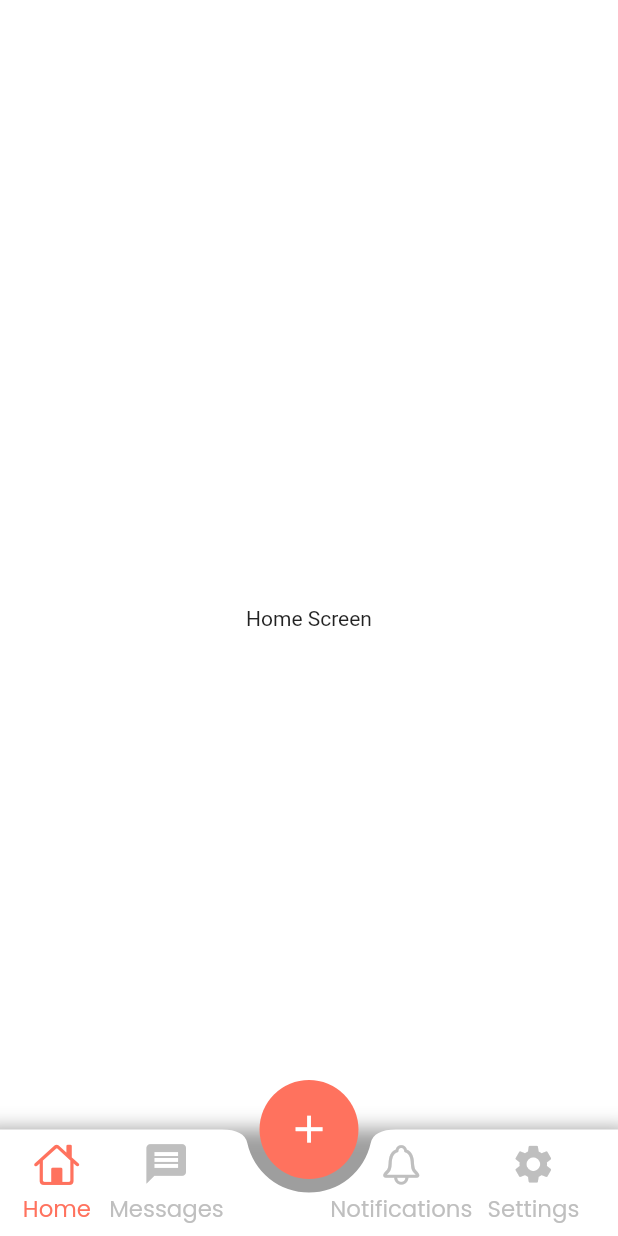
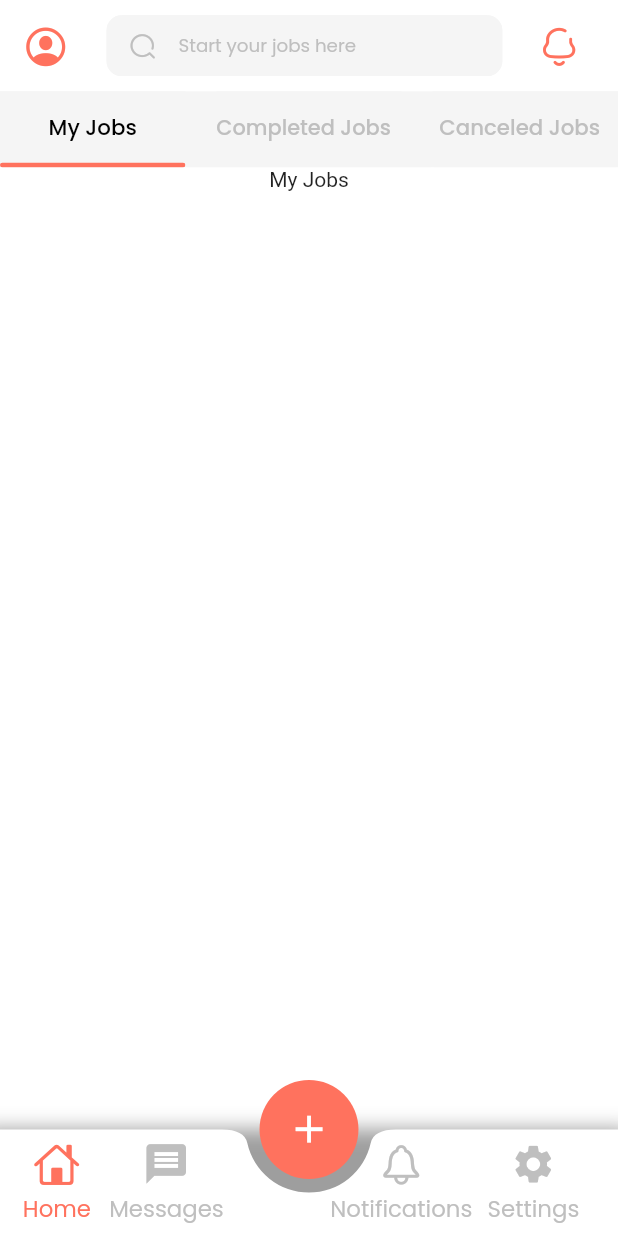
Before and after one commit to alihadi5125/jobfind, a Flutter app: the JobPosterDashboard screen opened directly, on a phone screen of 412 x 824 dp. Run offline on Flutter 3.47's test engine with Material 2 defaults, Android fonts, the phone set to English and light mode, and no system bars; our stand-ins replace badges, bloc, flutter_bloc, flutter_screenutil, google_fonts, smooth_page_indicator.

Commit message:
26-June-2022(Job Poster Dashboard Home Tab PageView Done)

```diff
--- a/lib/constant_components/app_properties.dart
+++ b/lib/constant_components/app_properties.dart
@@ -30,4 +30,9 @@ class AppProperties {
   //job poster dashboard controller
   static PageController jobPosterDashboardSelectedPage =
   PageController(initialPage: 0);
+  static PageController jobPosterDashboardHomePageViewController =
+  PageController(initialPage: 0);
+  static TextEditingController jobPosterSearchTextFieldController =
+  TextEditingController();
+
 }
--- a/lib/constant_components/app_strings.dart
+++ b/lib/constant_components/app_strings.dart
@@ -47,6 +47,10 @@ class AppStrings {
   static const String jobPosterSecondText = 'Messages';
   static const String jobPosterThirdText = 'Notifications';
   static const String jobPosterFourthText = 'Settings';
+  static const String jobPosterFifthText = 'Start your jobs here';
+  static const String jobPosterSixthText = 'My Jobs';
+  static const String jobPosterSeventhText = 'Completed Jobs  ';
+  static const String jobPosterEighthText = 'Canceled Jobs  ';
 
 
 }
--- a/lib/constant_components/app_textstyles.dart
+++ b/lib/constant_components/app_textstyles.dart
@@ -40,19 +40,37 @@ final authenticationHintTextStyle = GoogleFonts.poppins(
 
 final textFieldStyle = GoogleFonts.poppins(
   color: AppColors.introductionTitleTextColor,
-  fontSize: 20.sp,
+  fontSize: 14.sp,
 );
 
 final textFieldHintTextStyle = GoogleFonts.poppins(
-  fontSize: 15.sp,
+  fontSize: 14.sp,
   fontWeight: FontWeight.normal,
   color: AppColors.authenticationHintTextColor,
+);
+
+final searchHintTextTextStyle = GoogleFonts.poppins(
+  fontSize: 12.sp,
+  fontWeight: FontWeight.normal,
+  color: AppColors.dividerColor,
 );
 
 final loginOrTextStyle = GoogleFonts.poppins(
   fontSize: 15.sp,
   fontWeight: FontWeight.normal,
   color: Colors.grey.shade500,
+);
+
+final jobPosterHomeTabPageViewFirstTextTextStyle = GoogleFonts.poppins(
+  fontSize: 14.sp,
+  fontWeight: FontWeight.w500,
+  color: AppColors.black,
+);
+
+final jobPosterHomeTabPageViewSecondTextTextStyle = GoogleFonts.poppins(
+  fontSize: 14.sp,
+  fontWeight: FontWeight.w500,
+  color: AppColors.dividerColor,
 );
 
 final forgotPassSubtitleTextStyle = GoogleFonts.poppins(
--- /dev/null
+++ b/lib/constant_components/custom_search_textfield.dart
@@ -0,0 +1,65 @@
+import 'package:flutter/material.dart';
+import 'package:flutter_bloc/flutter_bloc.dart';
+import 'package:flutter_screenutil/flutter_screenutil.dart';
+import 'package:google_fonts/google_fonts.dart';
+import 'package:jobfind/authentication/controllers/cubits/login_secure_password_cubit.dart';
+import 'package:jobfind/authentication/controllers/cubits/signup_secure_password_enter_cubit.dart';
+import 'package:jobfind/constant_components/app_colors.dart';
+import 'package:jobfind/constant_components/app_textstyles.dart';
+
+class CustomSearchTextField extends StatefulWidget {
+  final IconData? prefixIcon;
+  final TextEditingController? controller;
+  final String? hintText;
+
+  const CustomSearchTextField({
+    super.key,
+    required this.prefixIcon,
+    required this.controller,
+    required this.hintText,
+  });
+
+  @override
+  State<CustomSearchTextField> createState() => _CustomSearchTextFieldState();
+}
+
+class _CustomSearchTextFieldState extends State<CustomSearchTextField> {
+  @override
+  Widget build(BuildContext context) {
+    return Padding(
+      padding: EdgeInsets.symmetric(vertical: 10.sp),
+      child: TextFormField(
+        controller: widget.controller,
+        style: textFieldStyle,
+        cursorColor: AppColors.introductionTitleTextColor,
+        decoration: InputDecoration(
+          enabledBorder: OutlineInputBorder(
+            borderSide: BorderSide(
+              color: Colors.grey.shade100,
+              width: 1.sp,
+            ),
+            borderRadius: BorderRadius.circular(10.sp),
+          ),
+          focusedBorder:  OutlineInputBorder(
+            borderSide: BorderSide(
+              color: Colors.grey.shade100,
+              width: 1.sp,
+            ),
+            borderRadius: BorderRadius.circular(10.sp),
+          ),
+          filled: true,
+          fillColor: Colors.grey.shade100,
+          hintText: widget.hintText,
+          hintStyle: searchHintTextTextStyle,
+          prefixIcon: Icon(
+            widget.prefixIcon,
+            color: AppColors.dividerColor,
+            size: 16.0.sp,
+          ),
+          contentPadding: EdgeInsets.only(bottom: 0.sp),
+        ),
+        //obscureText: true,
+      ),
+    );
+  }
+}
--- /dev/null
+++ b/lib/job_poster/conrollers/cubits/home_tab_pageview_cubit.dart
@@ -0,0 +1,8 @@
+import 'package:bloc/bloc.dart';
+
+class HomeTabPageviewCubit extends Cubit<int> {
+  HomeTabPageviewCubit(int initialState) : super(0);
+  setIndex({required pageIndex}){
+    emit(pageIndex);
+  }
+}
--- /dev/null
+++ b/lib/job_poster/views/screens/home/canceled_jobs_tab.dart
@@ -0,0 +1,23 @@
+import 'package:flutter/material.dart';
+import 'package:flutter_screenutil/flutter_screenutil.dart';
+
+class CanceledJobsTab extends StatelessWidget {
+  const CanceledJobsTab({Key? key}) : super(key: key);
+
+  @override
+  Widget build(BuildContext context) {
+    return SizedBox(
+      width: 1.sw,
+      child: ScrollConfiguration(
+        behavior: const ScrollBehavior().copyWith(overscroll: false),
+        child: ListView(
+          shrinkWrap: true,
+          padding: EdgeInsets.only(bottom: 250.sp),
+          children: [
+            //Write your code it is scrollable
+          ],
+        ),
+      ),
+    );
+  }
+}
--- /dev/null
+++ b/lib/job_poster/views/screens/home/completed_jobs_tab.dart
@@ -0,0 +1,26 @@
+
+
+import 'package:flutter/material.dart';
+import 'package:flutter_screenutil/flutter_screenutil.dart';
+
+class CompletedJobsTab extends StatelessWidget {
+  const CompletedJobsTab({Key? key}) : super(key: key);
+
+  @override
+  Widget build(BuildContext context) {
+    return  SizedBox(
+      width: 1.sw,
+      child: ScrollConfiguration(
+        behavior: const ScrollBehavior()
+            .copyWith(overscroll: false),
+        child: ListView(
+          shrinkWrap: true,
+          padding: EdgeInsets.only(bottom: 250.sp),
+          children: [
+            //Write your code it is scrollable
+          ],
+        ),
+      ),
+    );
+  }
+}
--- /dev/null
+++ b/lib/job_poster/views/screens/home/home_screen.dart
@@ -0,0 +1,250 @@
+import 'package:badges/badges.dart';
+import 'package:flutter/cupertino.dart';
+import 'package:flutter/material.dart';
+import 'package:flutter_bloc/flutter_bloc.dart';
+import 'package:flutter_screenutil/flutter_screenutil.dart';
+import 'package:jobfind/constant_components/app_colors.dart';
+import 'package:jobfind/constant_components/app_icons.dart';
+import 'package:jobfind/constant_components/app_properties.dart';
+import 'package:jobfind/constant_components/app_strings.dart';
+import 'package:jobfind/constant_components/app_textstyles.dart';
+import 'package:jobfind/constant_components/custom_search_textfield.dart';
+import 'package:jobfind/job_poster/conrollers/cubits/home_tab_pageview_cubit.dart';
+import 'package:jobfind/job_poster/views/screens/home/canceled_jobs_tab.dart';
+import 'package:jobfind/job_poster/views/screens/home/completed_jobs_tab.dart';
+import 'package:jobfind/job_poster/views/screens/home/my_jobs_tab.dart';
+
+class JobPosterHomeScreen extends StatelessWidget {
+  const JobPosterHomeScreen({Key? key}) : super(key: key);
+
+  @override
+  Widget build(BuildContext context) {
+    return SafeArea(
+      child: Scaffold(
+        extendBody: true,
+        backgroundColor: AppColors.white,
+        body: BlocBuilder<HomeTabPageviewCubit, int>(
+          builder: (context, state) {
+            return Container(
+              height: 1.sh,
+              width: 1.sw,
+              color: AppColors.white,
+              child: ScrollConfiguration(
+                behavior: const ScrollBehavior().copyWith(overscroll: false),
+                child: ListView(
+                  physics: const NeverScrollableScrollPhysics(),
+                  children: [
+                    Container(
+                      height: 60.sp,
+                      width: 1.sw,
+                      color: AppColors.white,
+                      child: ListView(
+                        padding: EdgeInsets.symmetric(horizontal: 15.sp),
+                        shrinkWrap: true,
+                        scrollDirection: Axis.horizontal,
+                        physics: const NeverScrollableScrollPhysics(),
+                        children: [
+                          Icon(
+                            CupertinoIcons.profile_circled,
+                            color: AppColors.themeRed,
+                            size: 30.sp,
+                          ),
+                          SizedBox(
+                            width: 25.sp,
+                          ),
+                          SizedBox(
+                            width: 260.sp,
+                            child: CustomSearchTextField(
+                              controller:
+                              AppProperties.jobPosterSearchTextFieldController,
+                              hintText: AppStrings.jobPosterFifthText,
+                              prefixIcon: AppIcons.search,
+                            ),
+                          ),
+                          SizedBox(
+                            width: 25.sp,
+                          ),
+                          Icon(
+                            AppIcons.notification,
+                            color: AppColors.themeRed,
+                            size: 25.sp,
+                          ),
+                        ],
+                      ),
+                    ),
+                    Container(
+                      height: 50.sp,
+                      width: 1.sw,
+                      color: Colors.grey.shade100,
+                      child: ListView(
+                        shrinkWrap: true,
+                        padding: EdgeInsets.zero,
+                        scrollDirection: Axis.horizontal,
+                        children: [
+                          InkWell(
+                            highlightColor: Colors.transparent,
+                            splashColor: Colors.transparent,
+                            onTap: (){
+                              context
+                                  .read<HomeTabPageviewCubit>()
+                                  .setIndex(pageIndex: 0);
+                              AppProperties.jobPosterDashboardHomePageViewController
+                                  .animateToPage(
+                                0,
+                                duration: const Duration(
+                                  milliseconds: 1,
+                                ),
+                                curve: Curves.easeInOut,
+                              );
+                            },
+                            child: Column(
+                              children: [
+                                Expanded(
+                                  flex: 15,
+                                  child: Container(
+                                    width: 0.3.sw, //0.4.sw
+                                    color: Colors.grey.shade100,
+                                    alignment: Alignment.center,
+                                    child: FittedBox(
+                                      child: Text(
+                                        AppStrings.jobPosterSixthText,
+                                        style:state == 0 ?  jobPosterHomeTabPageViewFirstTextTextStyle : jobPosterHomeTabPageViewSecondTextTextStyle,
+                                      ),
+                                    ),
+                                  ),
+                                ),
+                                Expanded(
+                                  flex: 1,
+                                  child: Container(
+                                    width: 0.3.sw, //0.4.sw
+                                    decoration: BoxDecoration(
+                                      color: state == 0 ?  AppColors.themeRed : Colors.grey.shade100,
+                                      borderRadius: BorderRadius.circular(10.sp),
+                                    ),
+                                  ),
+                                ),
+                              ],
+                            ),
+                          ),
+                          InkWell(
+                            highlightColor: Colors.transparent,
+                            splashColor: Colors.transparent,
+                            onTap: (){
+                              context
+                                  .read<HomeTabPageviewCubit>()
+                                  .setIndex(pageIndex: 1);
+                              AppProperties.jobPosterDashboardHomePageViewController
+                                  .animateToPage(
+                                1,
+                                duration: const Duration(
+                                  milliseconds: 1,
+                                ),
+                                curve: Curves.easeInOut,
+                              );
+                            },
+                            child: Column(
+                              children: [
+                                Expanded(
+                                  flex: 15,
+                                  child: Container(
+                                    width: 0.3.sw, //0.4.sw
+                                    color: Colors.grey.shade100,
+                                    alignment: Alignment.center,
+                                    child: FittedBox(
+                                      child: Text(
+                                        AppStrings.jobPosterSeventhText,
+                                        style:state == 1 ?  jobPosterHomeTabPageViewFirstTextTextStyle : jobPosterHomeTabPageViewSecondTextTextStyle,
+                                      ),
+                                    ),
+                                  ),
+                                ),
+                                Expanded(
+                                  flex: 1,
+                                  child: Container(
+                                    width: 0.4.sw,
+                                    decoration: BoxDecoration(
+                                      color: state == 1 ?  AppColors.themeRed : Colors.grey.shade100,
+                                      borderRadius: BorderRadius.circular(10.sp),
+                                    ),
+                                  ),
+                                ),
+                              ],
+                            ),
+                          ),
+                          InkWell(
+                            highlightColor: Colors.transparent,
+                            splashColor: Colors.transparent,
+                            onTap: (){
+                              context
+                                  .read<HomeTabPageviewCubit>()
+                                  .setIndex(pageIndex: 2);
+                              AppProperties.jobPosterDashboardHomePageViewController
+                                  .animateToPage(
+                                2,
+                                duration: const Duration(
+                                  milliseconds: 1,
+                                ),
+                                curve: Curves.easeInOut,
+                              );
+                            },
+                            child: Column(
+                              children: [
+                                Expanded(
+                                  flex: 15,
+                                  child: Container(
+                                    width: 0.3.sw, //0.4.sw
+                                    color: Colors.grey.shade100,
+                                    alignment: Alignment.center,
+                                    child: FittedBox(
+                                      child: Text(
+                                        AppStrings.jobPosterEighthText,
+                                        style:state == 2 ?  jobPosterHomeTabPageViewFirstTextTextStyle : jobPosterHomeTabPageViewSecondTextTextStyle,
+                                      ),
+                                    ),
+                                  ),
+                                ),
+                                Expanded(
+                                  flex: 1,
+                                  child: Container(
+                                    width: 0.3.sw, //0.4.sw
+                                    decoration: BoxDecoration(
+                                      color: state == 2 ?  AppColors.themeRed : Colors.grey.shade100,
+                                      borderRadius: BorderRadius.circular(10.sp),
+                                    ),
+                                  ),
+                                ),
+                              ],
+                            ),
+                          ),
+                        ],
+                      ),
+                    ),
+                    Container(
+                      height: 1.sh,
+                      width: 1.sw,
+                      color: AppColors.white,
+                      child: PageView(
+                        controller:
+                        AppProperties.jobPosterDashboardHomePageViewController,
+                        onPageChanged: (index) {
+                          context
+                              .read<HomeTabPageviewCubit>()
+                              .setIndex(pageIndex: null);
+                        },
+                        children: const [
+                          MyJobsTab(),
+                          CompletedJobsTab(),
+                          CanceledJobsTab(),
+                        ],
+                      ),
+                    )
+                  ],
+                ),
+              ),
+            );
+          },
+        ),
+      ),
+    );
+  }
+}
--- /dev/null
+++ b/lib/job_poster/views/screens/home/my_jobs_tab.dart
@@ -0,0 +1,25 @@
+import 'package:flutter/material.dart';
+import 'package:flutter_screenutil/flutter_screenutil.dart';
+
+class MyJobsTab extends StatelessWidget {
+  const MyJobsTab({Key? key}) : super(key: key);
+
+  @override
+  Widget build(BuildContext context) {
+    return  SizedBox(
+      width: 1.sw,
+      child: ScrollConfiguration(
+        behavior: const ScrollBehavior()
+            .copyWith(overscroll: false),
+        child: ListView(
+          shrinkWrap: true,
+          padding: EdgeInsets.only(bottom: 250.sp),
+          children: [
+            //Write your code it is scrollable
+            Center(child: Text('My Jobs'))
+          ],
+        ),
+      ),
+    );
+  }
+}
--- a/lib/job_poster/views/screens/job_poster_dashboard.dart
+++ b/lib/job_poster/views/screens/job_poster_dashboard.dart
@@ -2,17 +2,18 @@ import 'package:flutter/material.dart';
 import 'package:flutter_bloc/flutter_bloc.dart';
 import 'package:flutter_screenutil/flutter_screenutil.dart';
 import 'package:jobfind/constant_components/app_colors.dart';
-import 'package:jobfind/constant_components/app_icons.dart';
 import 'package:jobfind/constant_components/app_properties.dart';
 import 'package:jobfind/job_poster/conrollers/cubits/job_poster_dashboard_pageview_cubit.dart';
 import 'package:jobfind/job_poster/views/custom_widgets/bottom_navigation_bar.dart';
 import 'package:jobfind/job_poster/views/custom_widgets/floating_action_button.dart';
+import 'package:jobfind/job_poster/views/screens/home/home_screen.dart';
 
 class JobPosterDashboard extends StatelessWidget {
   const JobPosterDashboard({Key? key}) : super(key: key);
 
   @override
   Widget build(BuildContext context) {
+    bool keyboardIsOpened = MediaQuery.of(context).viewInsets.bottom != 0.0;
     return SafeArea(
       child: BlocBuilder<JobPosterDashboardPageviewCubit, int>(
         builder: (context, state) {
@@ -20,7 +21,8 @@ class JobPosterDashboard extends StatelessWidget {
             extendBody: true,
             floatingActionButtonLocation:
                 FloatingActionButtonLocation.centerDocked,
-            floatingActionButton: const CenterButton(),
+            floatingActionButton:  keyboardIsOpened ?
+            null :  const CenterButton(),
             bottomNavigationBar: const SponsorBottomNavigationBar(),
             body: Container(
               height: 1.sh,
@@ -37,14 +39,13 @@ class JobPosterDashboard extends StatelessWidget {
                         .setIndex(pageIndex: null);
                   },
                   children: [
+                    const JobPosterHomeScreen(),
                     Container(
                       height: 1.sh,
                       width: 1.sw,
                       color: Colors.white,
                       child: Center(
-                        child: Text(
-                          'Home Screen'
-                        ),
+                        child: Text('Messages Screen'),
                       ),
                     ),
                     Container(
@@ -52,9 +53,7 @@ class JobPosterDashboard extends StatelessWidget {
                       width: 1.sw,
                       color: Colors.white,
                       child: Center(
-                        child: Text(
-                            'Messages Screen'
-                        ),
+                        child: Text('Notifications Screen'),
                       ),
                     ),
                     Container(
@@ -62,9 +61,7 @@ class JobPosterDashboard extends StatelessWidget {
                       width: 1.sw,
                       color: Colors.white,
                       child: Center(
-                        child: Text(
-                            'Notifications Screen'
-                        ),
+                        child: Text('Settings Screen'),
                       ),
                     ),
                     Container(
@@ -72,19 +69,7 @@ class JobPosterDashboard extends StatelessWidget {
                       width: 1.sw,
                       color: Colors.white,
                       child: Center(
-                        child: Text(
-                            'Settings Screen'
-                        ),
-                      ),
-                    ),
-                    Container(
-                      height: 1.sh,
-                      width: 1.sw,
-                      color: Colors.white,
-                      child: Center(
-                        child: Text(
-                            'New Job Post Screen'
-                        ),
+                        child: Text('New Job Post Screen'),
                       ),
                     ),
                   ],
--- a/lib/main.dart
+++ b/lib/main.dart
@@ -8,7 +8,9 @@ import 'package:jobfind/authentication/controllers/cubits/signup_secure_password
 import 'package:jobfind/authentication/controllers/cubits/introduction_page_view_cubit.dart';
 import 'package:jobfind/authentication/views/screens/introduction_screen_pageview.dart';
 import 'package:jobfind/authentication/views/screens/splash_screen.dart';
+import 'package:jobfind/job_poster/conrollers/cubits/home_tab_pageview_cubit.dart';
 import 'package:jobfind/job_poster/conrollers/cubits/job_poster_dashboard_pageview_cubit.dart';
+import 'package:jobfind/job_poster/views/screens/job_poster_dashboard.dart';
 
 void main() {
   WidgetsFlutterBinding.ensureInitialized();
@@ -43,6 +45,9 @@ class MyApp extends StatelessWidget {
         BlocProvider<JobPosterDashboardPageviewCubit>(
           create: (BuildContext context) => JobPosterDashboardPageviewCubit(0),
         ),
+        BlocProvider<HomeTabPageviewCubit>(
+          create: (BuildContext context) => HomeTabPageviewCubit(0),
+        ),
       ],
       child: ScreenUtilInit(
         designSize: const Size(375, 812),
@@ -52,6 +57,7 @@ class MyApp extends StatelessWidget {
           return  MaterialApp(
             debugShowCheckedModeBanner: false,
             home: IntroductionScreenPageView(),
+            //home: JobPosterDashboard(),
           );
         },
       ),
--- a/pubspec.yaml
+++ b/pubspec.yaml
@@ -18,6 +18,7 @@ dependencies:
   http: ^0.13.4
   google_fonts: ^2.3.2
   smooth_page_indicator: ^1.0.0+2
+  badges: ^2.0.3
 
 dev_dependencies:
   flutter_test:
```
Also changed, not shown: lib/authentication/modles/dummy_files.dart (added), lib/job_poster/conrollers/repositories/dummy_files.dart (added), lib/job_poster/views/screens/messages/messges_screen.dart (added), lib/job_poster/views/screens/new_job/posting_new_job_screen.dart (added), lib/job_poster/views/screens/notifications/notification_screen.dart (added), lib/job_poster/views/screens/settings/settings_screen.dart (added), pubspec.lock.
